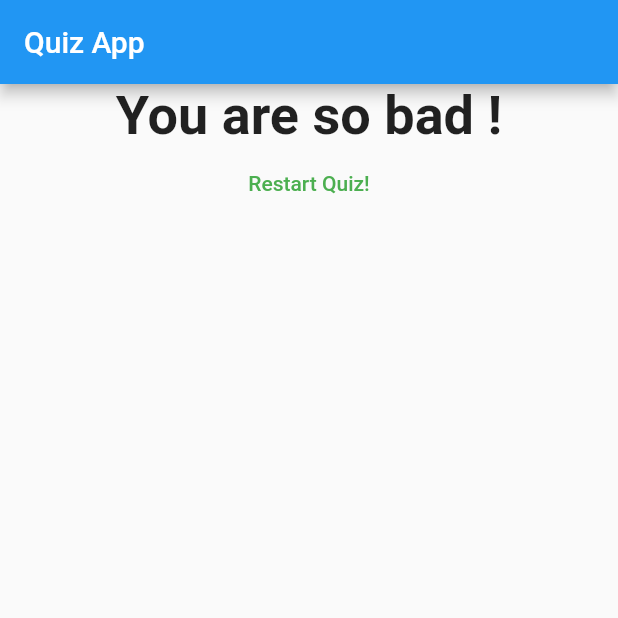
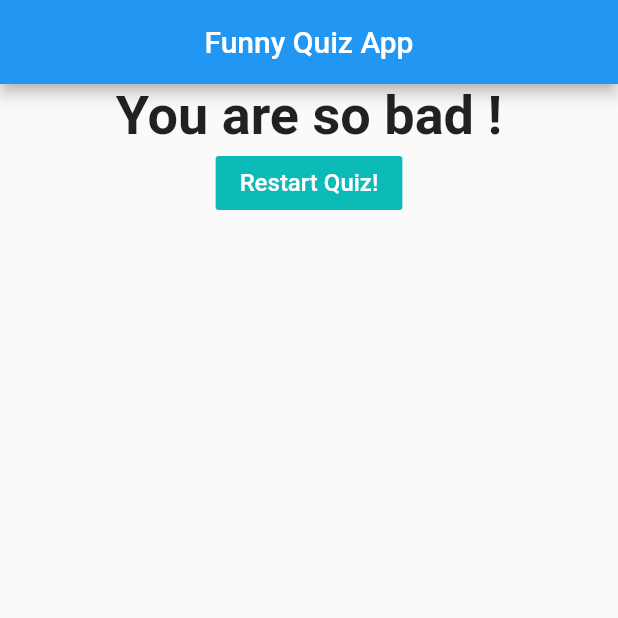
Before and after one commit to ankitpsamrat/Flutter-quiz-app, a Flutter app: the screen it shows after launch, after a tap on "Black", after a tap on "Snake", after a tap on "Dosa", on a phone screen of 412 x 824 dp, the top half of it. Run offline on Flutter 3.47's test engine with Material 2 defaults, Android fonts, the phone set to English and light mode, and no system bars.

Commit message:
first commit

```diff
--- a/lib/answer.dart
+++ b/lib/answer.dart
@@ -1,4 +1,4 @@
-// ignore_for_file: avoid_unnecessary_containers, deprecated_member_use, prefer_const_constructors, sized_box_for_whitespace, prefer_const_constructors_in_immutables, use_key_in_widget_constructors
+// ignore_for_file: avoid_unnecessary_containers, deprecated_member_use, prefer_const_constructors, sized_box_for_whitespace, prefer_const_constructors_in_immutables, use_key_in_widget_constructors, prefer_const_literals_to_create_immutables
 
 import 'package:flutter/material.dart';
 
@@ -11,11 +11,31 @@ class Answer extends StatelessWidget {
   @override
   Widget build(BuildContext context) {
     return Container(
-      width: double.infinity,
-      child: RaisedButton(
-        color: Colors.blue,
+      width: 130.0,
+      height: 43.0,
+      decoration: BoxDecoration(
+        borderRadius: BorderRadius.circular(30.0),
+        gradient: LinearGradient(
+          begin: Alignment.topRight,
+          end: Alignment.bottomLeft,
+          stops: [0.1, 0.9],
+          colors: [
+            Color(0xff1d83ab),
+            Color(0xff0cbab8),
+          ],
+        ),
+      ),
+      child: FlatButton(
+        child: Text(
+          answerText,
+          style: TextStyle(
+            fontSize: 15,
+          ),
+        ),
         textColor: Colors.white,
-        child: Text(answerText),
+        color: Colors.transparent,
+        shape:
+            RoundedRectangleBorder(borderRadius: BorderRadius.circular(30.0)),
         onPressed: selectHandler,
       ),
     );
--- a/lib/main.dart
+++ b/lib/main.dart
@@ -73,7 +73,10 @@ class _MyAppState extends State<MyApp> {
       debugShowCheckedModeBanner: false,
       home: Scaffold(
         appBar: AppBar(
-          title: Text('Quiz App'),
+          centerTitle: true, // center me karne ke liye
+          title: Text(
+            'Funny Quiz App',
+          ),
         ),
         body: _questionIndex < _questions.length
             ? Quiz(
--- a/lib/result.dart
+++ b/lib/result.dart
@@ -1,4 +1,4 @@
-// ignore_for_file: use_key_in_widget_constructors, prefer_const_constructors_in_immutables, prefer_const_constructors, deprecated_member_use
+// ignore_for_file: use_key_in_widget_constructors, prefer_const_constructors_in_immutables, prefer_const_constructors, deprecated_member_use, prefer_const_literals_to_create_immutables, dead_code
 
 import 'package:flutter/material.dart';
 
@@ -35,8 +35,10 @@ class Result extends StatelessWidget {
           FlatButton(
             child: Text(
               'Restart Quiz!',
+              style: TextStyle(fontSize: 16),
             ),
-            textColor: Colors.green,
+            textColor: Colors.white, // text color
+            color: Color(0xff0cbab8), // background color
             onPressed: resetHandler,
           ),
         ],
```
